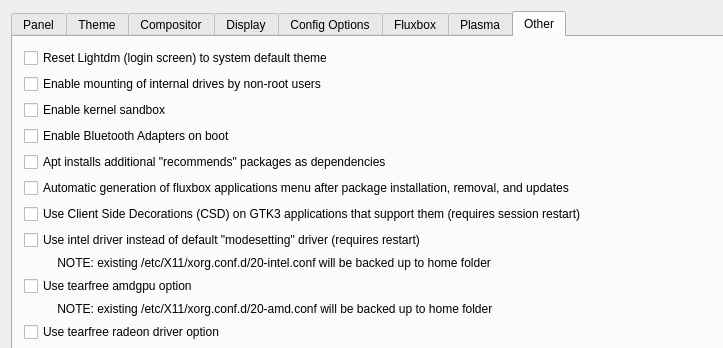
Above: defaultlook.ui from MX-Linux/mx-tweak before the change; both pictures show x 0 to 723 and y 0 to 348 of the 1109 by 746 pixel window. Below: the same form after it.
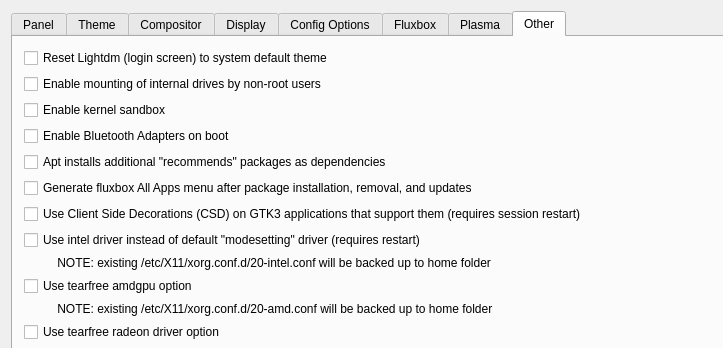
That is the form after the change. The open tabs and pages were chosen to show the change. Icons and pictures are not drawn.

Commit message: update fluxbox menu string

What changed in the file:
```diff
--- a/defaultlook.ui
+++ b/defaultlook.ui
@@ -1851,7 +1851,7 @@
          <item row="5" column="0">
           <widget class="QCheckBox" name="checkBoxDisableFluxboxMenuGeneration">
            <property name="text">
-            <string>Automatic generation of fluxbox applications menu after package installation, removal, and updates</string>
+            <string>Generate fluxbox All Apps menu after package installation, removal, and updates</string>
            </property>
           </widget>
          </item>
```
Left out of the diff: 2 changed lines with no effect on the pictures. The commit also changes 49 other files.
